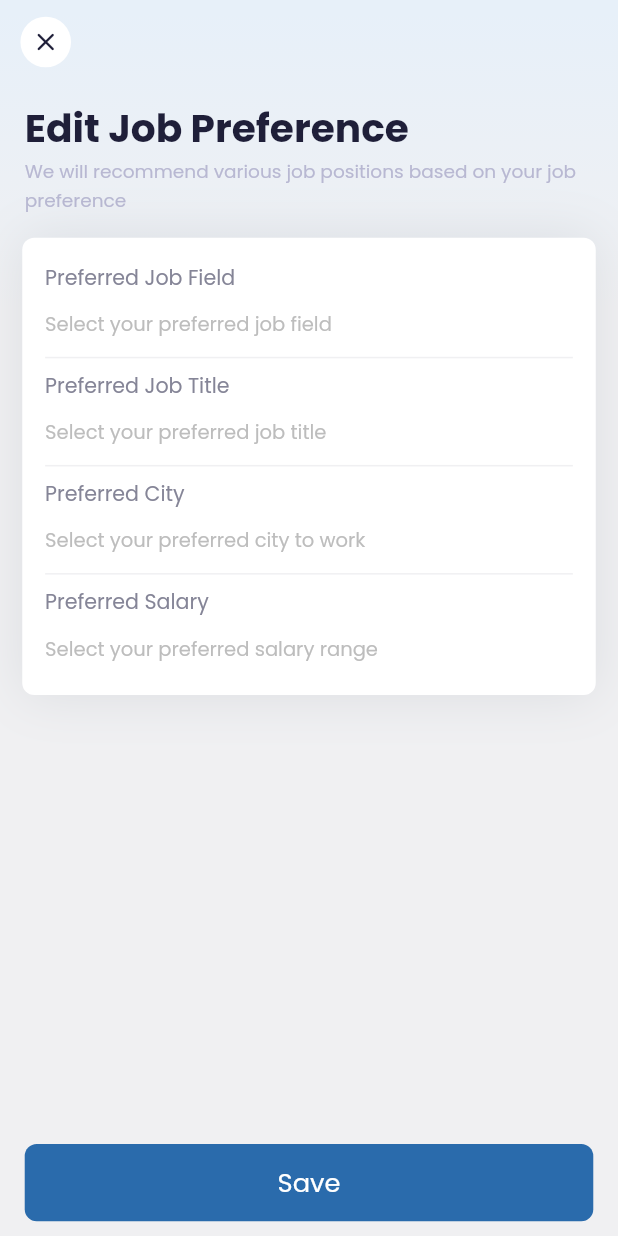
After one commit to ZiY1/Autism-Bridge, a Flutter app: the screen it shows once a user with an empty profile is signed in, after a tap on "Job Preference", on a phone screen of 412 x 824 dp. The commit adds this screen. Run offline on Flutter 3.47's test engine with Material 2 defaults, Android fonts, the phone set to English and light mode, and no system bars; our stand-ins replace cloud_firestore, date_format, email_validator, firebase_auth, firebase_core, firebase_storage and 5 more; missing offline and left inert: flutter_pdfview, mailer; accounts and stored records are empty.

Commit message:
Added job preference screen UI

```diff
--- a/lib/screens/asd_home_screen.dart
+++ b/lib/screens/asd_home_screen.dart
@@ -4,6 +4,7 @@ import 'package:autism_bridge/models/employment_history_data.dart';
 import 'package:autism_bridge/models/personal_details_data.dart';
 import 'package:autism_bridge/models/professional_summary_data.dart';
 import 'package:autism_bridge/models/skill_data.dart';
+import 'package:autism_bridge/screens/asd_job_preference_screen.dart';
 import 'package:autism_bridge/screens/asd_resume_builder_screen.dart';
 import 'package:autism_bridge/screens/welcome_screen.dart';
 import 'package:autism_bridge/widgets/date_time_picker_widget.dart';
@@ -150,6 +151,22 @@ class _AsdHomeScreenState extends State<AsdHomeScreen> {
                     child: const Text('Resume Builder'),
                   ),
                   ElevatedButton(
+                    onPressed: () async {
+                      Navigator.push(
+                        context,
+                        MaterialPageRoute(
+                          builder: (context) => AsdJobPreferenceScreen(
+                            userFirstName: userFirstName!,
+                            userLastName: userLastName!,
+                            userEmail: userEmail!,
+                            userId: userId!,
+                          ),
+                        ),
+                      );
+                    },
+                    child: const Text('Job Preference'),
+                  ),
+                  ElevatedButton(
                     onPressed: () {
                       Utils.showProgressIndicator(context);
                     },
--- /dev/null
+++ b/lib/screens/asd_job_preference_screen.dart
@@ -0,0 +1,382 @@
+import 'package:autism_bridge/models/personal_details_data.dart';
+import 'package:autism_bridge/widgets/my_card_widget.dart';
+import 'package:autism_bridge/widgets/resume_builder_button.dart';
+import 'package:autism_bridge/widgets/resume_builder_input_field.dart';
+import 'package:autism_bridge/widgets/resume_builder_picker.dart';
+import 'package:autism_bridge/widgets/rounded_icon_container.dart';
+import 'package:autism_bridge/widgets/utils.dart';
+import 'package:flutter/material.dart';
+import 'package:flutter/services.dart';
+import 'package:image_picker/image_picker.dart';
+import 'package:sizer/sizer.dart';
+import 'package:intl/intl.dart';
+import 'dart:io';
+import '../constants.dart';
+import '../firebase_helpers.dart';
+
+class AsdJobPreferenceScreen extends StatefulWidget {
+  static const id = 'asd_job_preference_screen';
+
+  final String userFirstName;
+
+  final String userLastName;
+
+  final String userEmail;
+
+  final String userId;
+
+  //final PersonalDetails? userPersonalDetails;
+
+  const AsdJobPreferenceScreen({
+    Key? key,
+    required this.userFirstName,
+    required this.userLastName,
+    required this.userEmail,
+    required this.userId,
+    //required this.userPersonalDetails,
+  }) : super(key: key);
+
+  @override
+  State<AsdJobPreferenceScreen> createState() => _AsdJobPreferenceScreenState();
+}
+
+class _AsdJobPreferenceScreenState extends State<AsdJobPreferenceScreen> {
+  //PersonalDetails? userPersonalDetails;
+
+  String? preferredJobTitle;
+
+  //String? preferredField;
+
+  String? preferredCity;
+
+  String? preferredSalary;
+
+  bool isSaving = false;
+
+  final Widget seg = SizedBox(height: 1.h);
+
+  @override
+  void initState() {
+    super.initState();
+
+    // PersonalDetails? personalDetailsTemp = widget.userPersonalDetails;
+    // if (personalDetailsTemp != null) {
+    //   userPersonalDetails = personalDetailsTemp;
+    //   wantedJobTitle = personalDetailsTemp.wantedJobTitle;
+    //   profileImage = personalDetailsTemp.profileImage;
+    //   profileImageUrl = personalDetailsTemp.profileImageUrl;
+    //   firstName = personalDetailsTemp.firstName;
+    //   lastName = personalDetailsTemp.lastName;
+    //   dateOfBirth = personalDetailsTemp.dateOfBirth;
+    //   email = personalDetailsTemp.email;
+    //   phone = personalDetailsTemp.phone;
+    //   country = personalDetailsTemp.country;
+    //   city = personalDetailsTemp.city;
+    //   address = personalDetailsTemp.address;
+    //   postalCode = personalDetailsTemp.postalCode;
+    //
+    //   selectedDate = DateFormat('MM/dd/yyyy').parse(dateOfBirth!);
+    // }
+  }
+
+  Future<void> saveButtonOnPressed() async {
+    // Ensure all fields are not null
+
+    // if (wantedJobTitle == null || wantedJobTitle!.isEmpty) {
+    //   Utils.showSnackBar(
+    //     'Please enter your wanted job title',
+    //     const Icon(
+    //       Icons.error_sharp,
+    //       color: Colors.red,
+    //       size: 30.0,
+    //     ),
+    //   );
+    //   return;
+    // }
+    // if (profileImage == null) {
+    //   Utils.showSnackBar(
+    //     'Please upload your profile photo',
+    //     const Icon(
+    //       Icons.error_sharp,
+    //       color: Colors.red,
+    //       size: 30.0,
+    //     ),
+    //   );
+    //   return;
+    // }
+    // if (firstName == null || firstName!.isEmpty) {
+    //   Utils.showSnackBar(
+    //     'Please enter your first name',
+    //     const Icon(
+    //       Icons.error_sharp,
+    //       color: Colors.red,
+    //       size: 30.0,
+    //     ),
+    //   );
+    //   return;
+    // }
+    // if (lastName == null || lastName!.isEmpty) {
+    //   Utils.showSnackBar(
+    //     'Please enter your last name',
+    //     const Icon(
+    //       Icons.error_sharp,
+    //       color: Colors.red,
+    //       size: 30.0,
+    //     ),
+    //   );
+    //   return;
+    // }
+
+    setState(() {
+      isSaving = true;
+    });
+
+    //await handleDataInFirebase();
+
+    setState(() {
+      isSaving = false;
+    });
+
+    //Navigator.pop(context, userPersonalDetails);
+
+    // save it to firebase
+  }
+
+  // Future<void> handleDataInFirebase() async {
+  //   // Upload the profile image in storage and return the image url
+  //   String profileImageUrlTemp =
+  //   await PersonalDetails.uploadProfileImageInStorage(
+  //       userId: widget.userId, profileImage: profileImage!);
+  //
+  //   // Create the PersonalDetails class
+  //   PersonalDetails personalDetails = PersonalDetails(
+  //     userId: widget.userId,
+  //     wantedJobTitle: wantedJobTitle!,
+  //     profileImage: profileImage!,
+  //     profileImageUrl: profileImageUrlTemp,
+  //     firstName: firstName!,
+  //     lastName: lastName!,
+  //     dateOfBirth: dateOfBirth!,
+  //     email: email!,
+  //     phone: phone!,
+  //     country: country!,
+  //     city: city!,
+  //     address: address!,
+  //     postalCode: postalCode!,
+  //   );
+  //
+  //   // Check if userId's document exists, if no, create one
+  //   bool docExists = await FirebaseHelper.checkDocumentExists(
+  //       collectionName: 'cv_professional_summary', docID: widget.userId);
+  //   if (!docExists) {
+  //     PersonalDetails.createPersonalDetailsInFirestore(userId: widget.userId);
+  //   }
+  //
+  //   // Update in firestore
+  //   personalDetails.updatePersonalDetailsToFirestore();
+  //
+  //   // Update the var userPersonalDetails
+  //   userPersonalDetails = personalDetails;
+  // }
+
+  @override
+  Widget build(BuildContext context) {
+    return Container(
+      decoration: const BoxDecoration(
+        gradient: LinearGradient(
+          begin: Alignment.topCenter,
+          end: Alignment.bottomCenter,
+          stops: [
+            0.01,
+            0.25,
+          ],
+          colors: [
+            Color(0xFFE7F0F9),
+            //kAutismBridgeBlue,
+            kBackgroundRiceWhite,
+          ],
+        ),
+      ),
+      child: Scaffold(
+        backgroundColor: Colors.transparent,
+        appBar: AppBar(
+          elevation: 0.0,
+          backgroundColor: Colors.transparent,
+          // title: const Text(
+          //   'Job Preference',
+          //   style: TextStyle(
+          //     color: kTitleBlack,
+          //   ),
+          // ),
+          iconTheme: const IconThemeData(
+            color: kTitleBlack,
+          ),
+          leading: RoundedIconContainer(
+            childIcon: const Icon(
+              Icons.close_rounded,
+              color: kTitleBlack,
+              size: 20,
+            ),
+            color: Colors.white,
+            onPressed: () {
+              Navigator.pop(context);
+            },
+            margin: EdgeInsets.all(1.35.h),
+          ),
+          leadingWidth: 14.8.w,
+        ),
+        body: SafeArea(
+          child: ListView(
+            padding: EdgeInsets.symmetric(
+              horizontal: 1.h,
+              vertical: 1.2.h,
+            ),
+            children: [
+              Column(
+                crossAxisAlignment: CrossAxisAlignment.start,
+                children: [
+                  Padding(
+                    padding: EdgeInsets.only(left: 1.h),
+                    child: Row(
+                      mainAxisAlignment: MainAxisAlignment.spaceBetween,
+                      children: [
+                        Text(
+                          'Edit Job Preference',
+                          style: TextStyle(
+                              color: kTitleBlack,
+                              fontSize: 19.sp,
+                              fontWeight: FontWeight.w600),
+                        ),
+                      ],
+                    ),
+                  ),
+                  Padding(
+                    padding:
+                        EdgeInsets.only(left: 1.h, right: 1.h, bottom: 1.h),
+                    child: Text(
+                      'We will recommend various job positions based on your job preference',
+                      style: TextStyle(
+                        color: kRegistrationSubtitleGrey,
+                        fontSize: 9.sp,
+                      ),
+                    ),
+                  ),
+                ],
+              ),
+              Padding(
+                padding: EdgeInsets.symmetric(
+                  horizontal: 0.8.h,
+                  vertical: 0.9.h,
+                ),
+                child: MyCardWidget(
+                  child: Padding(
+                    padding: EdgeInsets.symmetric(
+                      //horizontal: 1.5.h,
+                      vertical: 1.h,
+                    ),
+                    child: Column(
+                      crossAxisAlignment: CrossAxisAlignment.start,
+                      children: [
+                        seg,
+                        ResumeBuilderPicker(
+                          onPressed: () {
+                            //TODO:
+                          },
+                          title: 'Preferred Job Field',
+                          bodyText: Text(
+                            'Select your preferred job field',
+                            style: TextStyle(
+                              fontSize: 9.5.sp,
+                              color: Colors.grey.shade400,
+                            ),
+                          ),
+                          disableBorder: false,
+                        ),
+                        seg,
+                        ResumeBuilderPicker(
+                          onPressed: () {
+                            //TODO:
+                          },
+                          title: 'Preferred Job Title',
+                          bodyText: Text(
+                            'Select your preferred job title',
+                            style: TextStyle(
+                              fontSize: 9.5.sp,
+                              color: Colors.grey.shade400,
+                            ),
+                          ),
+                          disableBorder: false,
+                        ),
+                        seg,
+                        ResumeBuilderPicker(
+                          onPressed: () {
+                            //TODO:
+                          },
+                          title: 'Preferred City',
+                          bodyText: Text(
+                            'Select your preferred city to work',
+                            style: TextStyle(
+                              fontSize: 9.5.sp,
+                              color: Colors.grey.shade400,
+                            ),
+                          ),
+                          disableBorder: false,
+                        ),
+                        seg,
+                        ResumeBuilderPicker(
+                          onPressed: () {
+                            //TODO:
+                          },
+                          title: 'Preferred Salary',
+                          bodyText: Text(
+                            'Select your preferred salary range',
+                            style: TextStyle(
+                              fontSize: 9.5.sp,
+                              color: Colors.grey.shade400,
+                            ),
+                          ),
+                          disableBorder: true,
+                        ),
+                      ],
+                    ),
+                  ),
+                ),
+              ),
+            ],
+          ),
+        ),
+        bottomNavigationBar: BottomAppBar(
+          color: kBackgroundRiceWhite,
+          elevation: 0.0,
+          child: Padding(
+            padding: EdgeInsets.symmetric(horizontal: 2.h, vertical: 1.2.h),
+            child: SizedBox(
+              height: 6.25.h,
+              child: ResumeBuilderButton(
+                onPressed: isSaving ? null : saveButtonOnPressed,
+                isHollow: false,
+                child: isSaving
+                    ? SizedBox(
+                        width: 3.18.h,
+                        height: 3.18.h,
+                        child: const CircularProgressIndicator(
+                          valueColor: AlwaysStoppedAnimation(
+                            Colors.white,
+                          ),
+                        ),
+                      )
+                    : Text(
+                        'Save',
+                        style: TextStyle(
+                          fontSize: 12.5.sp,
+                          color: Colors.white,
+                        ),
+                      ),
+              ),
+            ),
+          ),
+        ),
+      ),
+    );
+  }
+}
```
